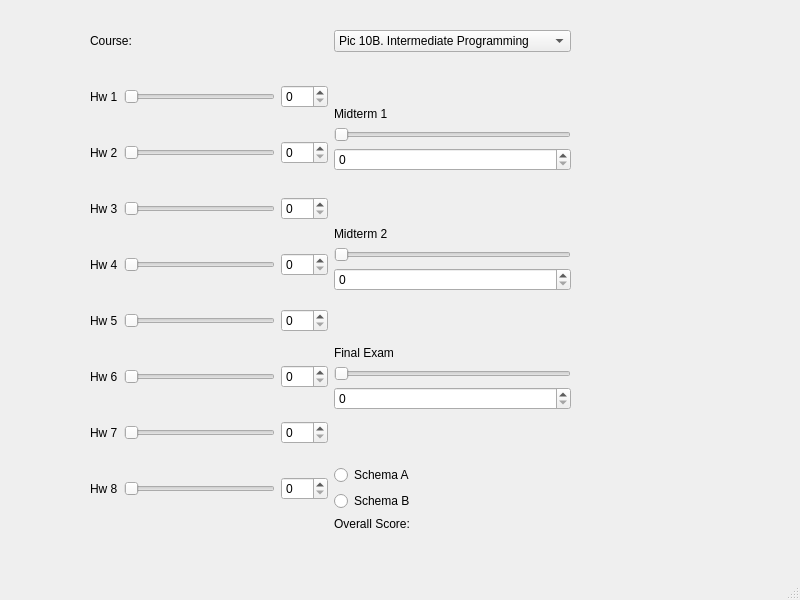
Old version of the form Assignment2/GradeCalculator/mainwindow.ui in the repository RohithKodukula/pic10c.
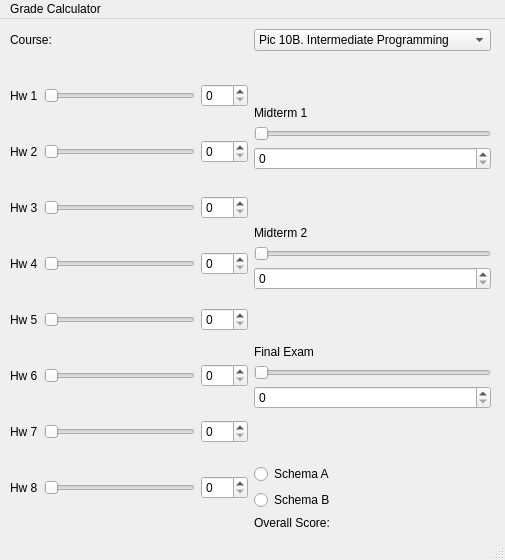
New version of the form.

What changed in the file:
```diff
--- a/Assignment2/GradeCalculator/mainwindow.ui
+++ b/Assignment2/GradeCalculator/mainwindow.ui
@@ -6,8 +6,8 @@
    <rect>
     <x>0</x>
     <y>0</y>
-    <width>800</width>
-    <height>600</height>
+    <width>505</width>
+    <height>560</height>
    </rect>
   </property>
   <property name="windowTitle">
@@ -17,8 +17,8 @@
    <widget class="QWidget" name="verticalLayoutWidget_3">
     <property name="geometry">
      <rect>
-      <x>90</x>
-      <y>30</y>
+      <x>10</x>
+      <y>10</y>
       <width>481</width>
       <height>501</height>
      </rect>
@@ -444,10 +444,16 @@
     <rect>
      <x>0</x>
      <y>0</y>
-     <width>800</width>
+     <width>505</width>
      <height>21</height>
     </rect>
    </property>
+   <widget class="QMenu" name="menuGrade_Calculator">
+    <property name="title">
+     <string>Grade Calculator</string>
+    </property>
+   </widget>
+   <addaction name="menuGrade_Calculator"/>
   </widget>
   <widget class="QStatusBar" name="statusbar"/>
  </widget>
```
Left out of the diff: 200 changed lines with no effect on the pictures.
